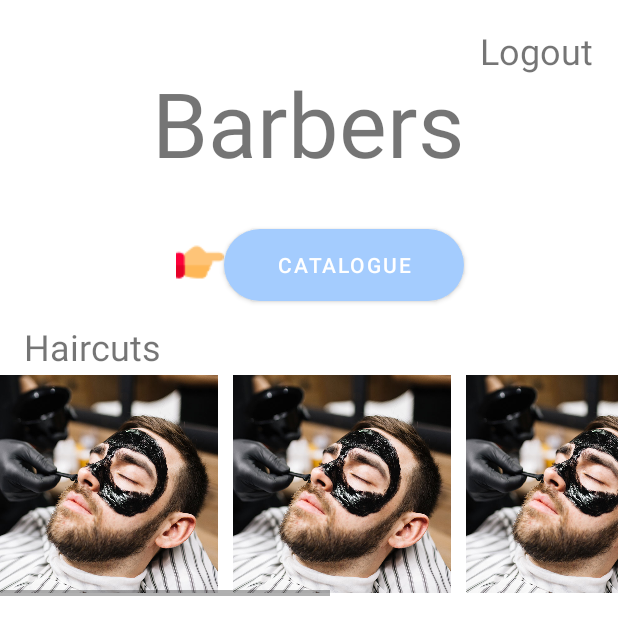
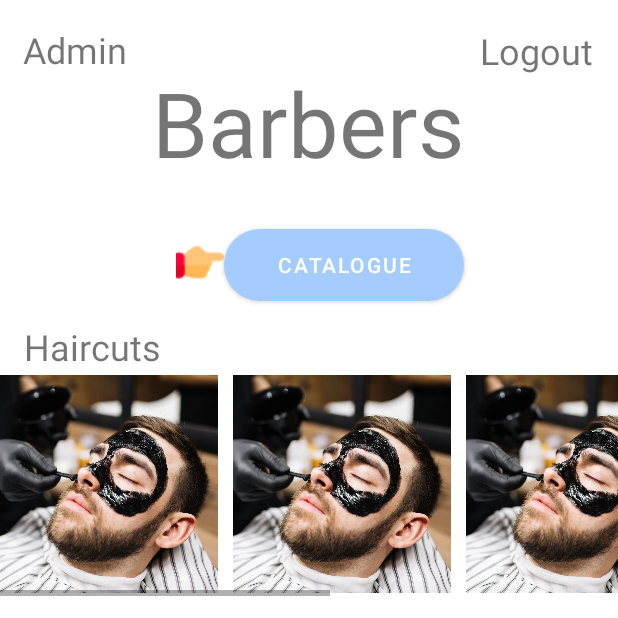
Before and after one commit to Mhmdbaba/CSC498G_FinalProject_BarberApp, an Android app: the HomePage screen opened directly, with no data from a screen before it, on a phone screen of 412 x 824 dp, the top half of it. Run offline under Robolectric (Android 15) with nearby library versions, the phone set to English and light mode, and no system bars; 1 statement that could not run was skipped.

Commit message:
commit 17

```diff
--- a/app/src/main/AndroidManifest.xml
+++ b/app/src/main/AndroidManifest.xml
@@ -9,6 +9,9 @@
         android:roundIcon="@mipmap/ic_launcher_round"
         android:supportsRtl="true"
         android:theme="@style/Theme.Barber">
+        <activity
+            android:name=".admin"
+            android:exported="false" />
         <activity
             android:name=".Book"
             android:exported="false" />
--- a/app/src/main/java/com/example/barber/HomePage.java
+++ b/app/src/main/java/com/example/barber/HomePage.java
@@ -4,15 +4,25 @@ import androidx.appcompat.app.AppCompatActivity;
 
 import android.content.Intent;
 import android.os.Bundle;
+import android.util.Log;
 import android.view.View;
 import android.widget.Button;
+import android.widget.TextView;
 
 public class HomePage extends AppCompatActivity {
+
+    TextView tv_admin;
 
     @Override
     protected void onCreate(Bundle savedInstanceState) {
         super.onCreate(savedInstanceState);
         setContentView(R.layout.activity_home_page);
+        tv_admin = (TextView) findViewById(R.id.tv_admin);
+        Intent intent = getIntent();
+        String username = intent.getStringExtra("username");
+        if (!username.equalsIgnoreCase("admin"))
+            tv_admin.setVisibility(View.INVISIBLE);
+
     }
 
     public void Appointment(View view) {
@@ -38,5 +48,8 @@ public class HomePage extends AppCompatActivity {
             Intent intent = new Intent(this,MainActivity.class);
             startActivity(intent);
         }
+        if(btn.getTag().toString().equalsIgnoreCase("admin")){
+            Intent intent = new Intent(this,admin.class);
+        }
     }
 }
--- a/app/src/main/java/com/example/barber/MainActivity.java
+++ b/app/src/main/java/com/example/barber/MainActivity.java
@@ -49,17 +49,20 @@ public class MainActivity extends AppCompatActivity {
 
                 if (input_username.equals("admin") && input_password.equals("admin123")){
                     Intent intent = new Intent(this, HomePage.class);
+                    intent.putExtra("username",input_username);
                     startActivity(intent);
                 }
                 /*
                 //check if username and password are found in database
                 Intent intent = new Intent(this, HomePage.class);
+                intent.putExtra("username",input_username);
                 startActivity(intent);
-                */
+                 */
                 else{
                     Toast.makeText(this,"Please enter username and password", Toast.LENGTH_LONG).show();
                     return;
                 }
+
             }
             else{
                 Toast.makeText(this,"Please enter username and password", Toast.LENGTH_LONG).show();
--- a/app/src/main/res/layout/activity_home_page.xml
+++ b/app/src/main/res/layout/activity_home_page.xml
@@ -7,6 +7,23 @@
     tools:context=".HomePage"
     tools:layout_editor_absoluteX="1dp"
     tools:layout_editor_absoluteY="-3dp">
+
+    <TextView
+        android:id="@+id/tv_admin"
+        android:layout_width="wrap_content"
+        android:layout_height="wrap_content"
+        android:clickable="true"
+        android:onClick="Button"
+        android:tag="admin"
+        android:text="Admin"
+        android:textSize="24sp"
+        android:visibility="visible"
+        app:layout_constraintBottom_toBottomOf="parent"
+        app:layout_constraintEnd_toEndOf="parent"
+        app:layout_constraintHorizontal_bias="0.044"
+        app:layout_constraintStart_toStartOf="parent"
+        app:layout_constraintTop_toTopOf="parent"
+        app:layout_constraintVertical_bias="0.021" />
 
     <Button
         android:id="@+id/button6"
```
Also changed, not shown: app/src/main/java/com/example/barber/admin.java (added, +14 -0 lines), app/src/main/res/layout/activity_admin.xml (added, +9 -0 lines).
